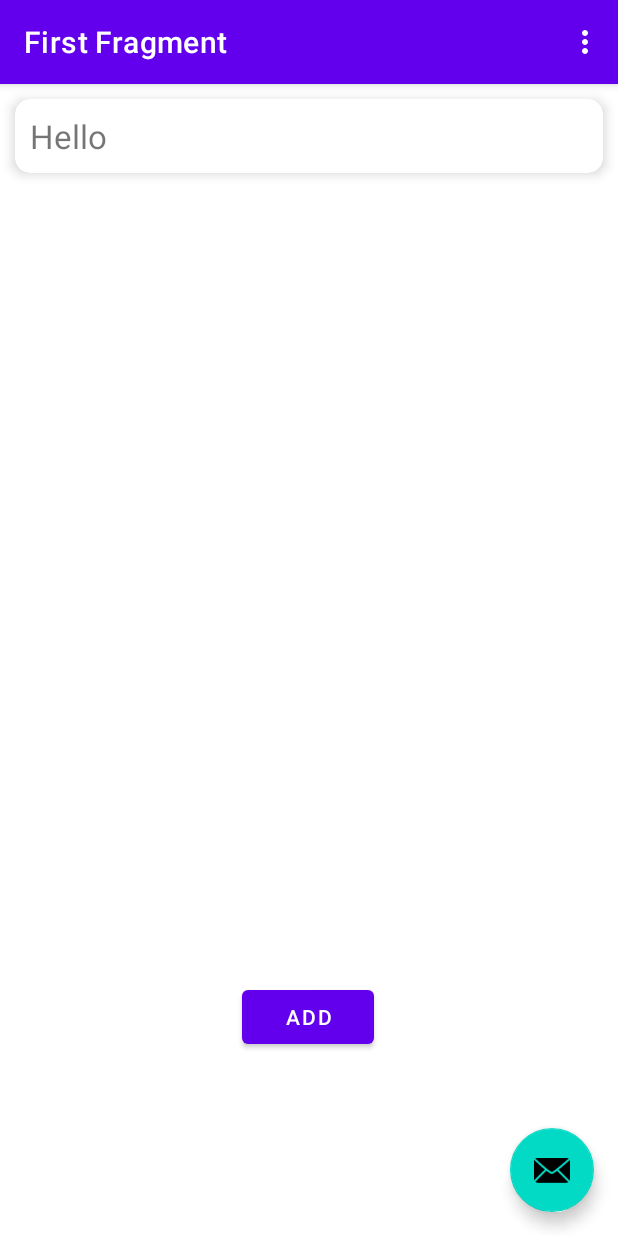
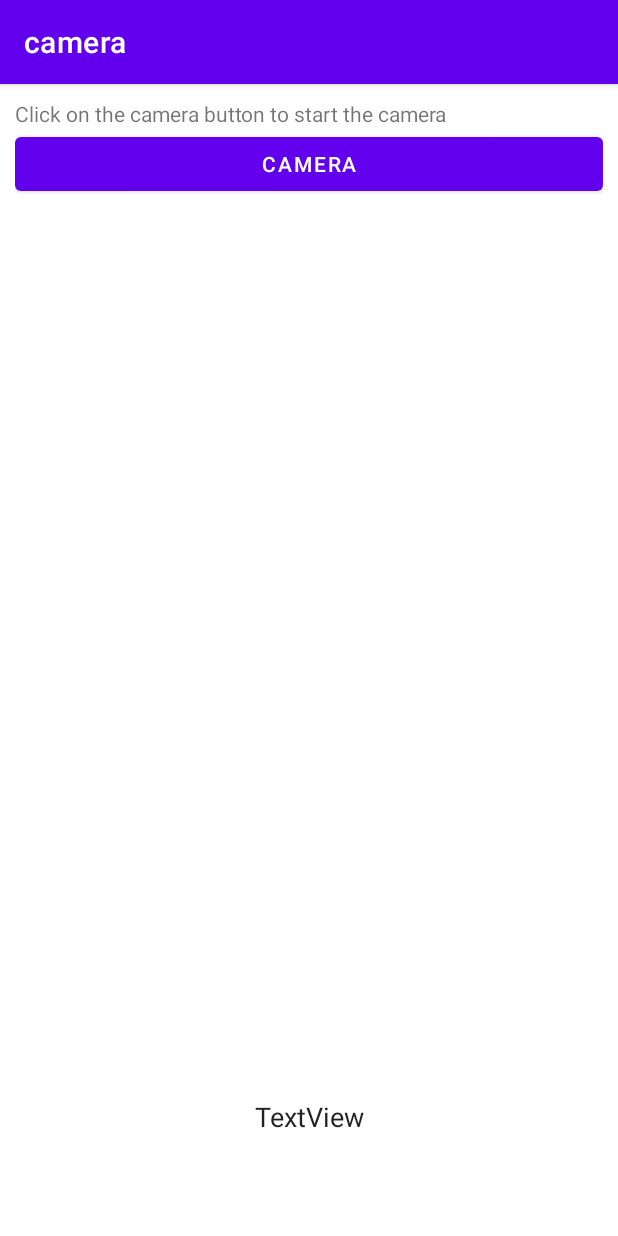
Before and after one commit to Pistolmannenn/Lunch-app, an Android app: the screen it shows after launch (MainActivity before the commit, Camera after it), in the options menu, after a tap on "Settings", on a phone screen of 412 x 824 dp. Run offline under Robolectric (Android 15) with nearby library versions, the phone set to English and light mode, and no system bars; our stand-ins replace navigation-ui.

Commit message:
camera page with QR-scan

```diff
--- a/frontend/app/build.gradle
+++ b/frontend/app/build.gradle
@@ -32,7 +32,7 @@ android {
 }
 
 dependencies {
-
+    implementation 'com.google.zxing:core:3.4.1'
     implementation 'androidx.appcompat:appcompat:1.6.1'
     implementation 'com.google.android.material:material:1.8.0'
     implementation 'androidx.constraintlayout:constraintlayout:2.1.4'
--- a/frontend/app/src/main/AndroidManifest.xml
+++ b/frontend/app/src/main/AndroidManifest.xml
@@ -1,6 +1,8 @@
 <?xml version="1.0" encoding="utf-8"?>
 <manifest xmlns:android="http://schemas.android.com/apk/res/android"
     xmlns:tools="http://schemas.android.com/tools">
+
+    <uses-permission android:name="android.permission.READ_EXTERNAL_STORAGE"/>
 
     <application
         android:allowBackup="true"
@@ -22,6 +24,9 @@
                 <category android:name="android.intent.category.LAUNCHER" />
             </intent-filter>
         </activity>
+        <activity android:name=".Camera"
+            android:exported="true"
+            android:label="camera"/>
     </application>
 
 </manifest>
--- a/frontend/app/src/main/java/com/example/lunch_app/DemoAdapter.java
+++ b/frontend/app/src/main/java/com/example/lunch_app/DemoAdapter.java
@@ -3,6 +3,7 @@ package com.example.lunch_app;
 import android.view.LayoutInflater;
 import android.view.View;
 import android.view.ViewGroup;
+import android.widget.ImageView;
 import android.widget.TextView;
 import androidx.annotation.NonNull;
 import androidx.recyclerview.widget.RecyclerView;
@@ -11,9 +12,9 @@ import java.util.List;
 
 public class DemoAdapter extends RecyclerView.Adapter<DemoVH>{
 
-    List<String> items;
+    List<Integer> items;
 
-    public DemoAdapter(List<String> items){
+    public DemoAdapter(List<Integer> items){
         this.items = items;
     }
 
@@ -27,7 +28,7 @@ public class DemoAdapter extends RecyclerView.Adapter<DemoVH>{
 
     @Override
     public void onBindViewHolder(@NonNull DemoVH holder, int position) {
-        holder.textview.setText(items.get(position));
+        holder.imageview.setImageAlpha(items.get(position));
     }
 
     @Override
@@ -38,13 +39,13 @@ public class DemoAdapter extends RecyclerView.Adapter<DemoVH>{
 
 class DemoVH extends RecyclerView.ViewHolder{
 
-    TextView textview;
+    ImageView imageview;
     private DemoAdapter adapter;
 
     public DemoVH(@NonNull View itemView) {
         super(itemView);
 
-        textview = itemView.findViewById(R.id.text);
+        imageview = itemView.findViewById(R.id.image);
     }
 
     public DemoVH linkAdapter(DemoAdapter adapter){
--- a/frontend/app/src/main/java/com/example/lunch_app/FirstFragment.java
+++ b/frontend/app/src/main/java/com/example/lunch_app/FirstFragment.java
@@ -1,5 +1,6 @@
 package com.example.lunch_app;
 
+import android.content.Intent;
 import android.os.Bundle;
 import android.view.LayoutInflater;
 import android.view.View;
@@ -19,7 +20,7 @@ import java.util.List;
 public class FirstFragment extends Fragment {
 
     private FragmentFirstBinding binding;
-    String []data = {"Hello","Hii","Welcome"};
+    Integer []data = {R.drawable.stamp};
     int counter = 0;
 
     @Override
@@ -36,18 +37,23 @@ public class FirstFragment extends Fragment {
     public void onViewCreated(@NonNull View view, Bundle savedInstanceState) {
         super.onViewCreated(view, savedInstanceState);
 
-        List<String> items = new LinkedList<>();
+        List<Integer> items = new LinkedList<>();
 
         RecyclerView recyclerView = view.findViewById(R.id.recyclerView);
         recyclerView.setLayoutManager(new LinearLayoutManager(getActivity()));
         DemoAdapter adapter = new DemoAdapter(items);
         recyclerView.setAdapter(adapter);
 
+        Intent fetchData = getActivity().getIntent();
+        String string = fetchData.getStringExtra("String");
         binding.Add.setOnClickListener(new View.OnClickListener() {
             @Override
             public void onClick(View view) {
-                items.add(data[counter%3]);
+                items.add(data[counter]);
                 counter++;
+                if (counter == data.length){
+                    counter = 0;
+                }
                 adapter.notifyItemInserted(items.size()-1);
                 if (items.size() > 10){
                     counter = 0;
--- a/frontend/app/src/main/java/com/example/lunch_app/MainActivity.java
+++ b/frontend/app/src/main/java/com/example/lunch_app/MainActivity.java
@@ -1,5 +1,6 @@
 package com.example.lunch_app;
 
+import android.content.Intent;
 import android.os.Bundle;
 
 import com.google.android.material.snackbar.Snackbar;
@@ -61,7 +62,8 @@ public class MainActivity extends AppCompatActivity {
 
         //noinspection SimplifiableIfStatement
         if (id == R.id.action_settings) {
-            return true;
+            Intent getin = new Intent(MainActivity.this, Camera.class);
+            MainActivity.this.startActivity(getin);
         }
 
         return super.onOptionsItemSelected(item);
--- /dev/null
+++ b/frontend/app/src/main/res/layout/camera.xml
@@ -0,0 +1,47 @@
+<?xml version="1.0" encoding="utf-8"?>
+<androidx.constraintlayout.widget.ConstraintLayout
+    xmlns:android="http://schemas.android.com/apk/res/android"
+    xmlns:app="http://schemas.android.com/apk/res-auto"
+    xmlns:tools="http://schemas.android.com/tools"
+    android:layout_width="match_parent"
+    android:layout_height="match_parent"
+    android:layout_margin="10dp"
+    tools:context=".Camera">
+
+    <TextView
+        android:id="@+id/text"
+        android:layout_width="wrap_content"
+        android:layout_height="wrap_content"
+        android:text="Click on the camera button to start the camera"
+        />
+
+    <Button
+        android:id="@+id/btncamera_id"
+        android:layout_width="match_parent"
+        android:layout_height="wrap_content"
+        android:layout_centerHorizontal="true"
+        android:text="Camera"
+        app:layout_constraintTop_toBottomOf="@+id/text"
+        tools:layout_editor_absoluteX="16dp" />
+
+    <ImageView
+        android:id="@+id/imageview1"
+        android:layout_width="396dp"
+        android:layout_height="541dp"
+        android:layout_below="@+id/btncamera_id"
+        app:layout_constraintTop_toBottomOf="@+id/btncamera_id"
+        tools:layout_editor_absoluteX="0dp" />
+
+    <TextView
+        android:id="@+id/textView_id"
+        android:layout_width="wrap_content"
+        android:layout_height="wrap_content"
+        android:text="TextView"
+        android:autoLink="web"
+        android:textAppearance="@android:style/TextAppearance.Medium"
+        app:layout_constraintBottom_toBottomOf="parent"
+        app:layout_constraintEnd_toEndOf="parent"
+        app:layout_constraintStart_toStartOf="parent"
+        app:layout_constraintTop_toBottomOf="@+id/imageview1" />
+
+</androidx.constraintlayout.widget.ConstraintLayout>
--- a/frontend/app/src/main/res/layout/item.xml
+++ b/frontend/app/src/main/res/layout/item.xml
@@ -1,24 +1,24 @@
 <?xml version="1.0" encoding="utf-8"?>
 <androidx.cardview.widget.CardView xmlns:android="http://schemas.android.com/apk/res/android"
-    android:layout_width="match_parent"
+    android:layout_width="wrap_content"
     android:layout_height="wrap_content"
     xmlns:app="http://schemas.android.com/apk/res-auto"
-    android:layout_margin="10dp"
+    android:layout_marginTop="10dp"
+    android:layout_marginLeft="175dp"
     app:cardCornerRadius="10dp"
     app:cardElevation="5dp"
     app:contentPadding="10dp">
 
     <LinearLayout
-        android:layout_width="match_parent"
-        android:layout_height="wrap_content"
+        android:layout_width="50dp"
+        android:layout_height="40dp"
         android:orientation="horizontal">
 
-        <TextView
-            android:id="@+id/text"
-            android:layout_width="wrap_content"
-            android:layout_height="wrap_content"
-            android:text="Demo"
-            android:textSize="22sp" />
+        <ImageView
+            android:id="@+id/image"
+            android:layout_width="50dp"
+            android:layout_height="40dp"
+            android:src="@drawable/stamp" />
     </LinearLayout>
 
 </androidx.cardview.widget.CardView>
```
Also changed, not shown: frontend/app/src/main/java/com/example/lunch_app/Camera.java (added, +111 -0 lines).
